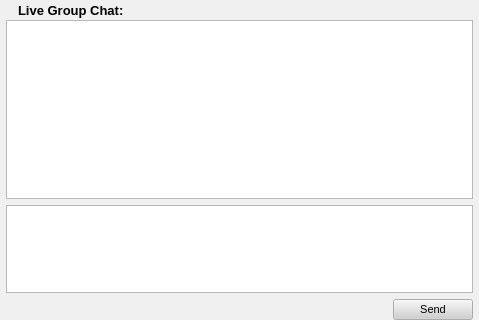
Old version of the form retroshare-gui/src/gui/BlogDialog.ui in the repository RetroShare/RetroShare.
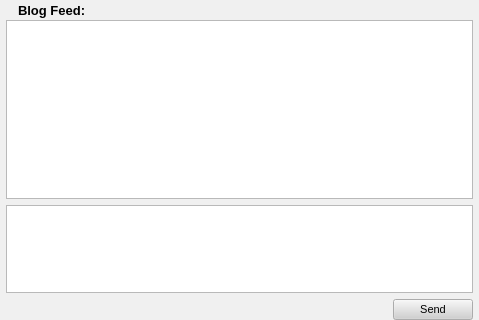
New version of the form. Icons and pictures are not drawn.

Commit message: Just changed it to say Blog Feed:

The edit to the form file:
```diff
--- a/retroshare-gui/src/gui/BlogDialog.ui
+++ b/retroshare-gui/src/gui/BlogDialog.ui
@@ -621,7 +621,7 @@
               </font>
              </property>
              <property name="text" >
-              <string>Live Group Chat:</string>
+              <string>Blog Feed:</string>
              </property>
             </widget>
            </item>
```
